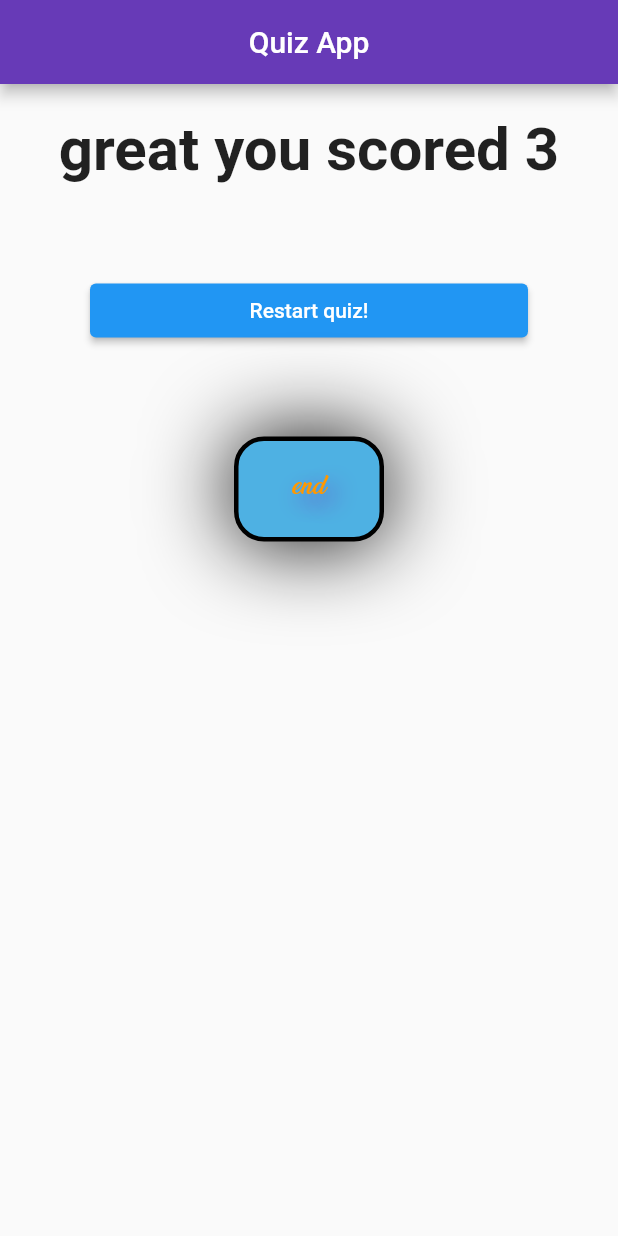
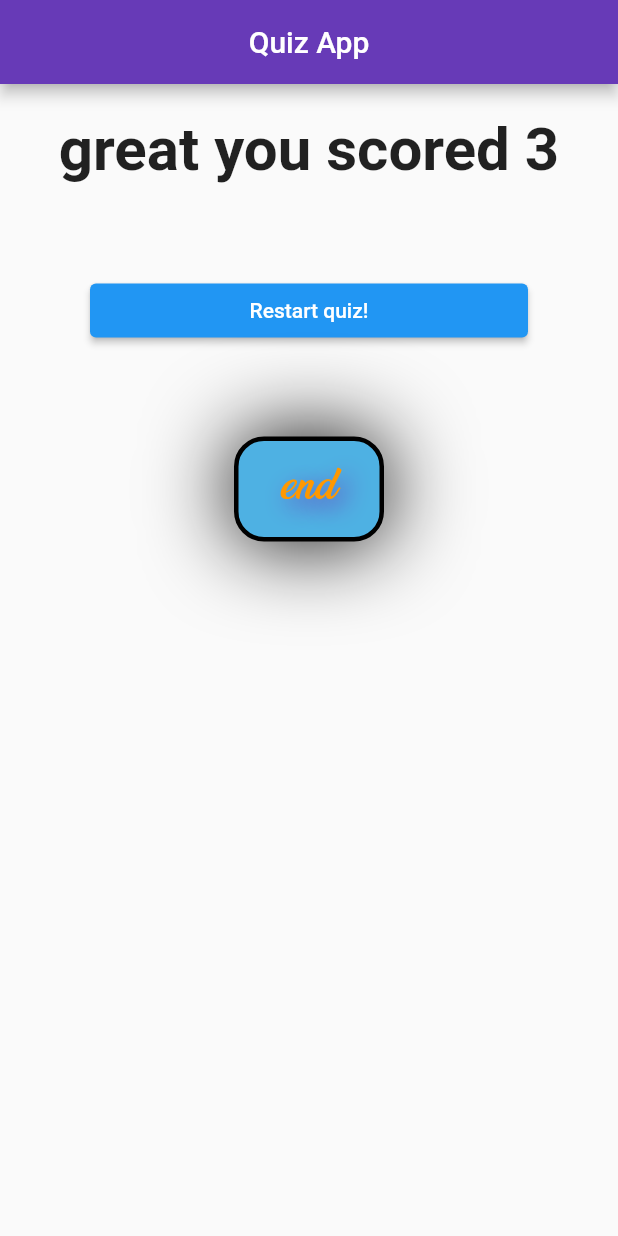
Before and after one commit to 9550shubham/QuizApp, a Flutter app: the screen it shows after launch, after a tap on "new delhi", after a tap on "2 oct", after a tap on "15 aug", on a phone screen of 412 x 824 dp. Run offline on Flutter 3.47's test engine with Material 2 defaults, Android fonts, the phone set to English and light mode, and no system bars.

Commit message:
Update result.dart

```diff
--- a/lib/result.dart
+++ b/lib/result.dart
@@ -62,7 +62,7 @@ class Result extends StatelessWidget {
                         offset: Offset(5, 5),
                         blurRadius: 20)
                   ],
-                  fontSize: 15),
+                  fontSize: 25),
             ),
           ),
         ],
```
